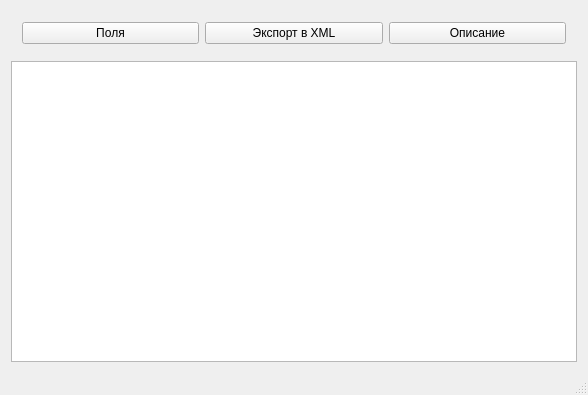
Above: src/gtool1cd/table_data_window.ui from e8tools/tool1cd before the change. Below: the same form after it.
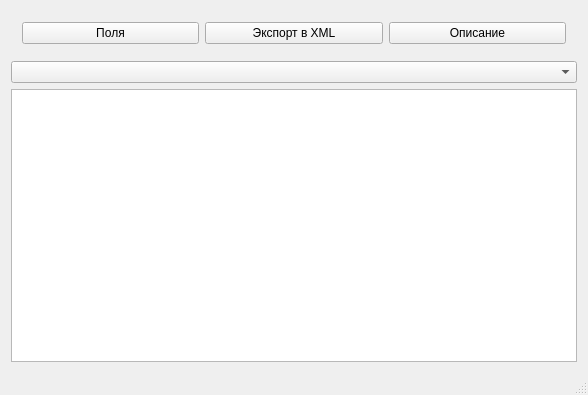
That is the form after the change.

```diff
--- a/src/gtool1cd/table_data_window.ui
+++ b/src/gtool1cd/table_data_window.ui
@@ -54,6 +54,9 @@
       </layout>
      </widget>
     </item>
+    <item>
+     <widget class="QComboBox" name="indexChooseBox"/>
+    </item>
     <item>
      <widget class="QTableView" name="dataView">
       <property name="font">
```
